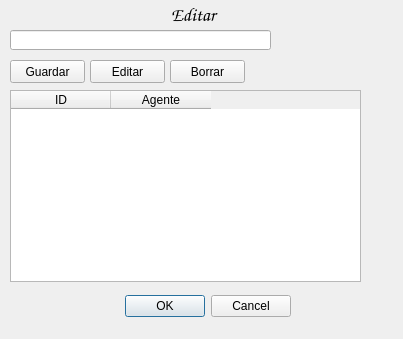
This is dbagente.ui in Matias2178/Sistema_Postventa as Qt 5 draws it before an edit. The edited form follows.
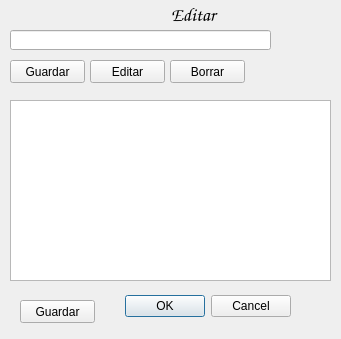
This is the edited form.

What changed in the file:
```diff
--- a/dbagente.ui
+++ b/dbagente.ui
@@ -6,7 +6,7 @@
    <rect>
     <x>0</x>
     <y>0</y>
-    <width>403</width>
+    <width>341</width>
     <height>339</height>
    </rect>
   </property>
@@ -71,26 +71,6 @@
     <number>30</number>
    </property>
   </widget>
-  <widget class="QTableWidget" name="DatosAgentes">
-   <property name="geometry">
-    <rect>
-     <x>10</x>
-     <y>90</y>
-     <width>351</width>
-     <height>192</height>
-    </rect>
-   </property>
-   <column>
-    <property name="text">
-     <string>ID</string>
-    </property>
-   </column>
-   <column>
-    <property name="text">
-     <string>Agente</string>
-    </property>
-   </column>
-  </widget>
   <widget class="QPushButton" name="Guardar">
    <property name="geometry">
     <rect>
@@ -128,6 +108,59 @@
     <set>Qt::AlignCenter</set>
    </property>
   </widget>
+  <widget class="QTableView" name="DatosAgentesTabla">
+   <property name="enabled">
+    <bool>true</bool>
+   </property>
+   <property name="geometry">
+    <rect>
+     <x>10</x>
+     <y>100</y>
+     <width>321</width>
+     <height>181</height>
+    </rect>
+   </property>
+   <property name="styleSheet">
+    <string notr="true">selection-background-color: rgb(85, 255, 0);</string>
+   </property>
+   <property name="inputMethodHints">
+    <set>Qt::ImhHiddenText</set>
+   </property>
+   <property name="frameShape">
+    <enum>QFrame::StyledPanel</enum>
+   </property>
+   <property name="sizeAdjustPolicy">
+    <enum>QAbstractScrollArea::AdjustToContents</enum>
+   </property>
+   <property name="alternatingRowColors">
+    <bool>true</bool>
+   </property>
+   <property name="selectionBehavior">
+    <enum>QAbstractItemView::SelectRows</enum>
+   </property>
+   <property name="horizontalScrollMode">
+    <enum>QAbstractItemView::ScrollPerPixel</enum>
+   </property>
+   <attribute name="verticalHeaderVisible">
+    <bool>false</bool>
+   </attribute>
+   <attribute name="verticalHeaderDefaultSectionSize">
+    <number>20</number>
+   </attribute>
+  </widget>
+  <widget class="QPushButton" name="Guardar_2">
+   <property name="geometry">
+    <rect>
+     <x>20</x>
+     <y>300</y>
+     <width>75</width>
+     <height>23</height>
+    </rect>
+   </property>
+   <property name="text">
+    <string>Guardar</string>
+   </property>
+  </widget>
  </widget>
  <resources/>
  <connections>
```
